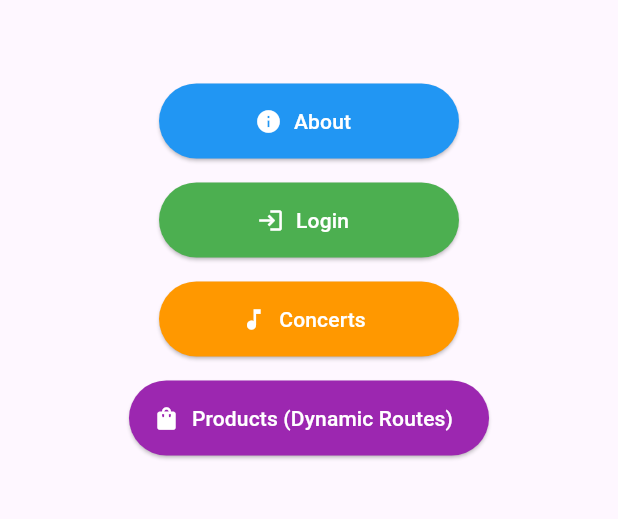
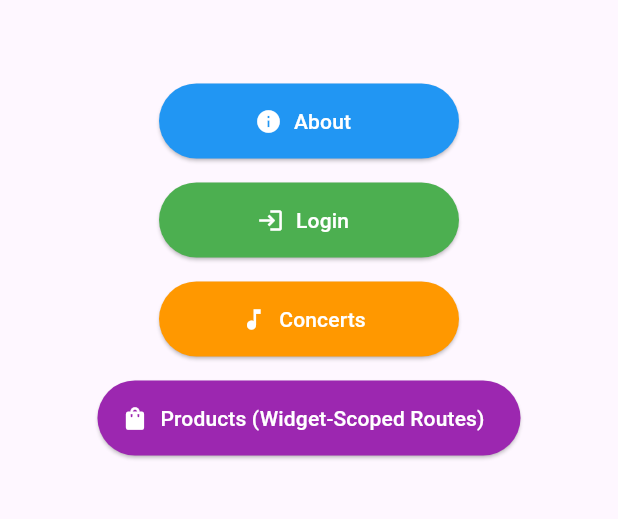
Before and after one commit to medz/unrouter, a Flutter app: the screen it shows after launch, on a phone screen of 412 x 824 dp, the part 530-1049 px from its top. Run offline on Flutter 3.47's test engine with Material 3 defaults, Android fonts, the phone set to English and light mode, and no system bars; our stand-ins replace web; missing offline and left inert: dart:js_interop.

Commit message:
Update README and code to use "declarative" and "widget-scoped" terminology

```diff
--- a/example/lib/main.dart
+++ b/example/lib/main.dart
@@ -5,8 +5,8 @@ void main() {
   runApp(const App());
 }
 
-// Router configuration - demonstrates static routes with dynamic nested routing
-// Static routes can use Routes widget internally for progressive routing
+// Router configuration - demonstrates hybrid routing (declarative + widget-scoped)
+// Declarative routes can use Routes widget internally for progressive routing
 final router = Unrouter(
   strategy: .browser,
   routes: const [
@@ -33,9 +33,9 @@ final router = Unrouter(
       ],
     ),
 
-    // Static route that uses Routes widget internally for dynamic nested routing
-    // This demonstrates partial matching - /products matches this route,
-    // then ProductsPage uses Routes widget to match remaining segments like /123
+    // Hybrid routing: declarative route that uses Routes widget internally
+    // This demonstrates partial matching - /products matches this declarative route,
+    // then ProductsPage uses Routes widget (widget-scoped) to match remaining segments like /123
     Inlet(path: 'products', factory: ProductsPage.new),
   ],
 );
@@ -101,7 +101,7 @@ class Home extends StatelessWidget {
             ),
             _buildNavButton(
               context,
-              'Products (Dynamic Routes)',
+              'Products (Widget-Scoped Routes)',
               Icons.shopping_bag,
               Colors.purple,
               () => router.navigate(.parse('/products')),
@@ -593,7 +593,7 @@ class TrendingPage extends StatelessWidget {
   }
 }
 
-// Products Page - demonstrates dynamic routing with Routes widget
+// Products Page - demonstrates widget-scoped routing with Routes widget
 class ProductsPage extends StatelessWidget {
   const ProductsPage({super.key});
 
@@ -621,7 +621,7 @@ class ProductsPage extends StatelessWidget {
                 const SizedBox(width: 8),
                 Expanded(
                   child: Text(
-                    'This page uses Routes widget for dynamic nested routing',
+                    'This page uses Routes widget for widget-scoped routing',
                     style: TextStyle(
                       fontSize: 12,
                       color: Colors.purple.shade700,
@@ -632,7 +632,7 @@ class ProductsPage extends StatelessWidget {
               ],
             ),
           ),
-          // Dynamic routes defined with Routes widget
+          // Widget-scoped routes defined with Routes widget
           Expanded(
             child: Routes(const [
               Inlet(factory: ProductsList.new),
```
Also changed, not shown: lib/src/router.dart (+7 -7 lines), lib/src/router_delegate.dart (+7 -7 lines), lib/src/widgets/outlet.dart (+5 -3 lines), lib/src/widgets/routes.dart (+4 -4 lines), 3 other files.
